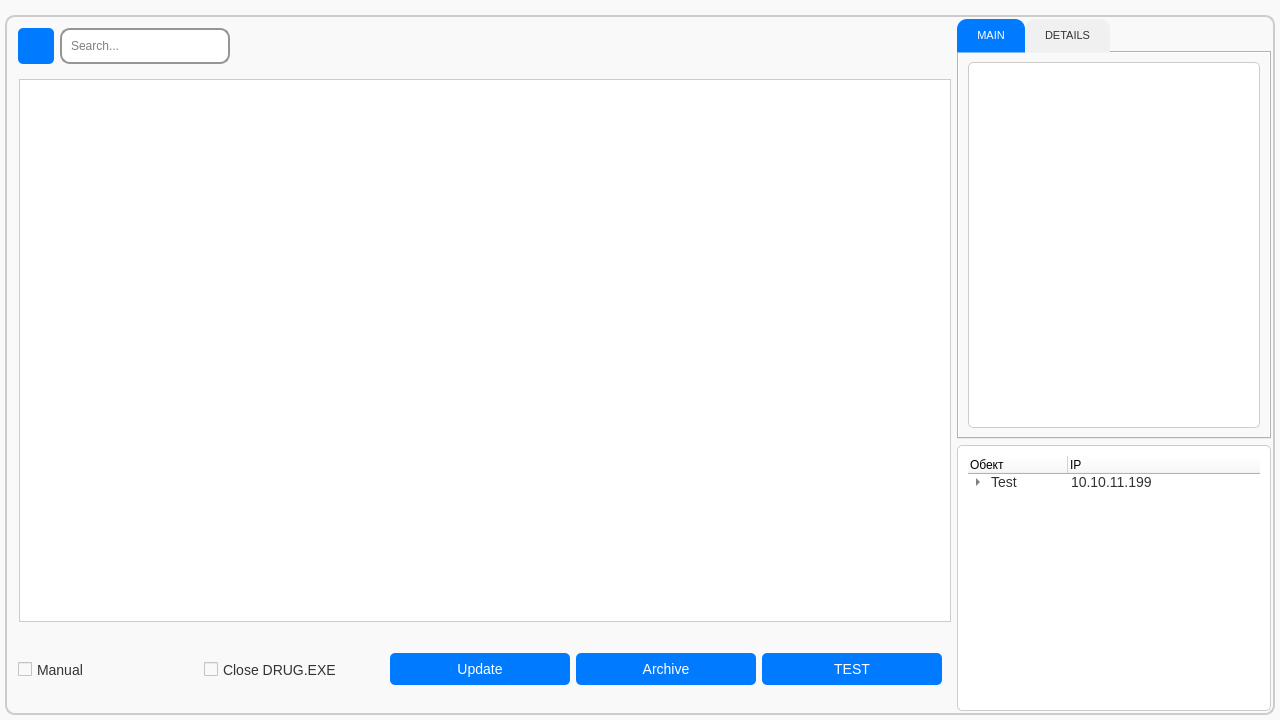
Qt form serverinterface.ui (Extervin/AUCTool) before a commit.
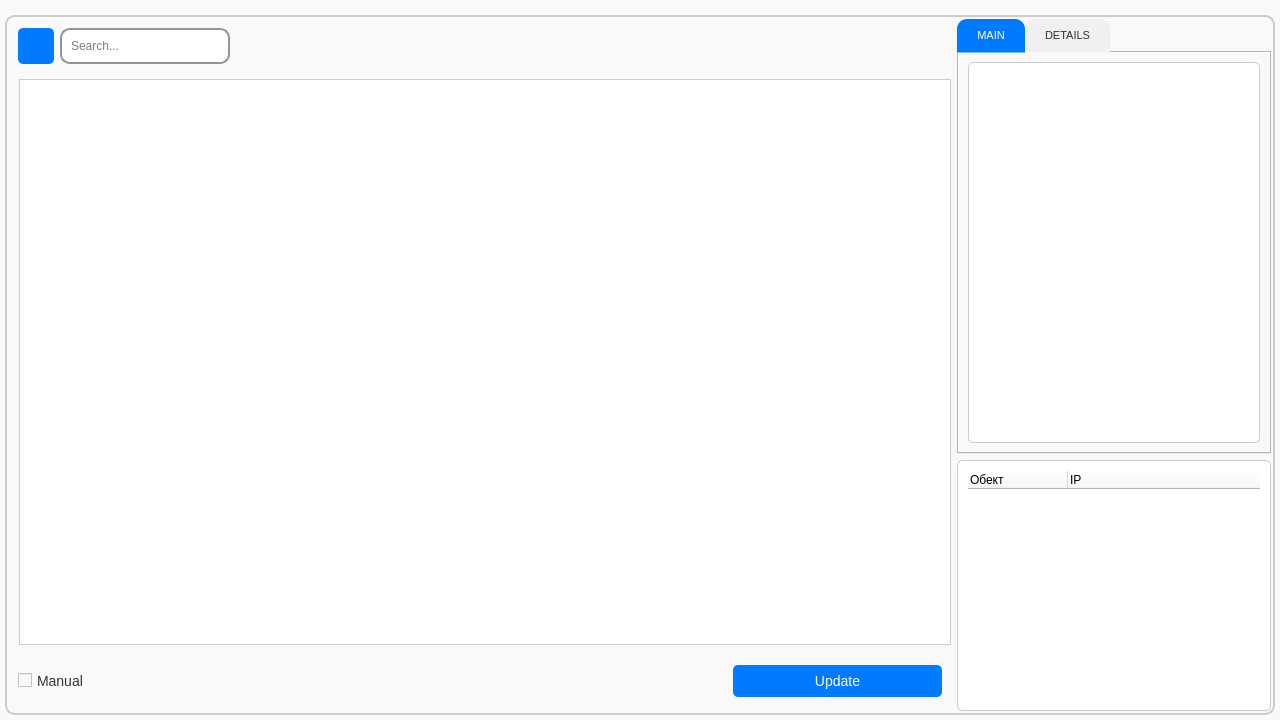
The same form after that commit. Icons and pictures are not drawn.

Commit message: Added error messages in main interface. Filters are working as intended, button include-exclude works as well

```diff
--- a/serverinterface.ui
+++ b/serverinterface.ui
@@ -410,6 +410,12 @@
         <verstretch>8</verstretch>
        </sizepolicy>
       </property>
+      <property name="maximumSize">
+       <size>
+        <width>16777215</width>
+        <height>60</height>
+       </size>
+      </property>
       <layout class="QHBoxLayout" name="horizontalLayout">
        <item>
         <widget class="QCheckBox" name="markSetManual">
@@ -419,11 +425,20 @@
         </widget>
        </item>
        <item>
-        <widget class="QCheckBox" name="markCloseDrug">
-         <property name="text">
-          <string>Close DRUG.EXE</string>
+        <spacer name="horizontalSpacer">
+         <property name="orientation">
+          <enum>Qt::Horizontal</enum>
          </property>
-        </widget>
+         <property name="sizeType">
+          <enum>QSizePolicy::Maximum</enum>
+         </property>
+         <property name="sizeHint" stdset="0">
+          <size>
+           <width>500</width>
+           <height>20</height>
+          </size>
+         </property>
+        </spacer>
        </item>
        <item>
         <widget class="QPushButton" name="serverUpdateButton">
@@ -432,25 +447,14 @@
          </property>
         </widget>
        </item>
-       <item>
-        <widget class="QPushButton" name="serverArchiveButton">
-         <property name="text">
-          <string>Archive</string>
-         </property>
-        </widget>
-       </item>
-       <item>
-        <widget class="QPushButton" name="testButton">
-         <property name="text">
-          <string>TEST</string>
-         </property>
-        </widget>
-       </item>
       </layout>
      </widget>
     </item>
     <item row="0" column="2" rowspan="3">
      <widget class="QTabWidget" name="tabWidget">
+      <property name="enabled">
+       <bool>false</bool>
+      </property>
       <property name="sizePolicy">
        <sizepolicy hsizetype="Expanding" vsizetype="Preferred">
         <horstretch>1</horstretch>
@@ -544,22 +548,6 @@
         <string>IP</string>
        </property>
       </column>
-      <item>
-       <property name="text">
-        <string>Test</string>
-       </property>
-       <property name="text">
-        <string>10.10.11.199</string>
-       </property>
-       <item>
-        <property name="text">
-         <string>Грешка</string>
-        </property>
-        <property name="text">
-         <string>Can't copy file N to directory &quot;1&quot;</string>
-        </property>
-       </item>
-      </item>
      </widget>
     </item>
    </layout>
```
Left out of the diff: 22 changed lines with no effect on the pictures. The commit also changes 12 other files.
